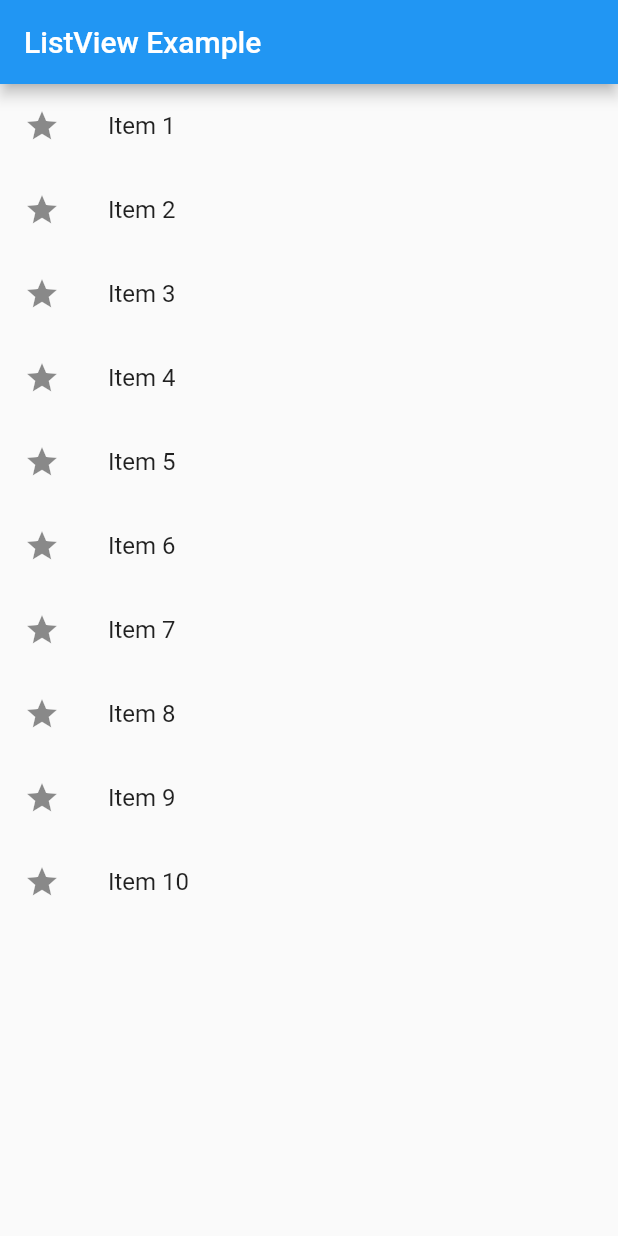
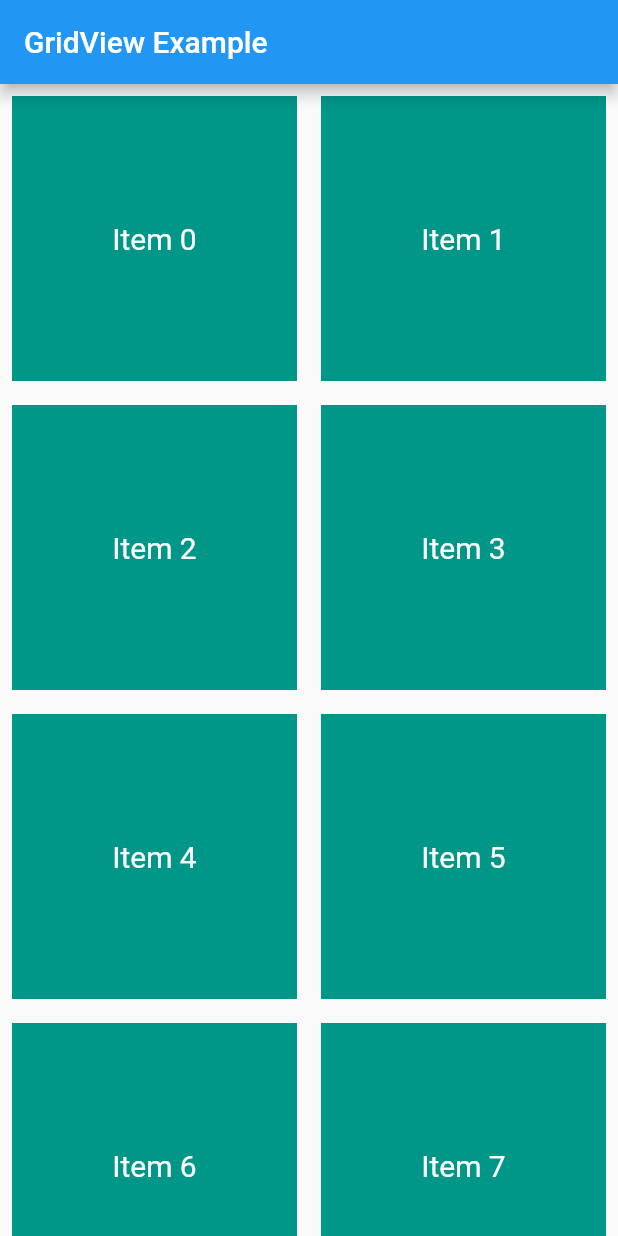
Before and after one commit to sohel7/use_of_widget, a Flutter app: the screen it shows after launch, on a phone screen of 412 x 824 dp. Run offline on Flutter 3.47's test engine with Material 2 defaults, Android fonts, the phone set to English and light mode, and no system bars.

Commit message:
GridView

```diff
--- a/lib/main.dart
+++ b/lib/main.dart
@@ -10,42 +10,33 @@ class MyApp extends StatelessWidget {
     return MaterialApp(
       home: Scaffold(
         appBar: AppBar(
-          title: Text('ListView Example'),
+          title: Text('GridView Example'),
         ),
-        body: MyListView(),
+        body: GridView.builder(
+          // Define the number of items in the grid.
+          itemCount: 20,
+          // Set the grid delegate to control the grid layout.
+          gridDelegate: SliverGridDelegateWithFixedCrossAxisCount(
+            crossAxisCount: 2, // Number of columns in the grid.
+          ),
+          // Build each grid item using a builder function.
+          itemBuilder: (BuildContext context, int index) {
+            return Container(
+              color: Colors.teal, // Set the background color.
+              margin: EdgeInsets.all(8.0), // Add some margin.
+              child: Center(
+                child: Text(
+                  'Item $index',
+                  style: TextStyle(
+                    color: Colors.white, // Set the text color.
+                    fontSize: 20.0, // Set the text size.
+                  ),
+                ),
+              ),
+            );
+          },
+        ),
       ),
     );
   }
 }
-
-class MyListView extends StatelessWidget {
-  final List<String> items = [
-    'Item 1',
-    'Item 2',
-    'Item 3',
-    'Item 4',
-    'Item 5',
-    'Item 6',
-    'Item 7',
-    'Item 8',
-    'Item 9',
-    'Item 10',
-  ];
-
-  @override
-  Widget build(BuildContext context) {
-    return ListView.builder(
-      itemCount: items.length,
-      itemBuilder: (BuildContext context, int index) {
-        return ListTile(
-          title: Text(items[index]),
-          leading: Icon(Icons.star), // You can customize the leading icon
-          onTap: () {
-            // Add your onTap logic here
-            print('Tapped on item: ${items[index]}');
-          },
-        );
-      },
-    );
-  }
-}
```
